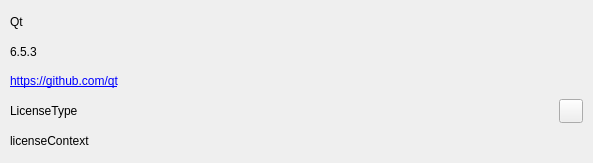
Above: sVanilla/src/ClientUi/Setting/LicenseListWidget.ui from WangPengZhan/sVanilla before the change. Below: the same form after it.
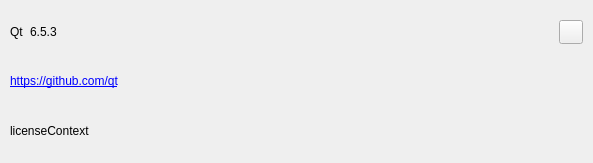
That is the form after the change. Icons and pictures are not drawn.

What changed in the file:
```diff
--- a/sVanilla/src/ClientUi/Setting/LicenseListWidget.ui
+++ b/sVanilla/src/ClientUi/Setting/LicenseListWidget.ui
@@ -30,35 +30,8 @@
     <number>10</number>
    </property>
    <item>
-    <widget class="QLabel" name="labelLib">
-     <property name="text">
-      <string>Qt</string>
-     </property>
-    </widget>
-   </item>
-   <item>
-    <widget class="QLabel" name="labelVersion">
-     <property name="text">
-      <string>6.5.3</string>
-     </property>
-    </widget>
-   </item>
-   <item>
-    <widget class="QLabel" name="labelGithub">
-     <property name="text">
-      <string>&lt;a href=&quot;https://github.com/qt&quot;&gt;https://github.com/qt&lt;/a&gt;</string>
-     </property>
-     <property name="openExternalLinks">
-      <bool>true</bool>
-     </property>
-    </widget>
-   </item>
-   <item>
-    <widget class="QWidget" name="widgetLicense" native="true">
-     <layout class="QHBoxLayout" name="horizontalLayout">
-      <property name="spacing">
-       <number>0</number>
-      </property>
+    <widget class="QWidget" name="widget" native="true">
+     <layout class="QHBoxLayout" name="horizontalLayout_2">
       <property name="leftMargin">
        <number>0</number>
       </property>
@@ -72,9 +45,16 @@
        <number>0</number>
       </property>
       <item>
-       <widget class="QLabel" name="labelLicenseType">
+       <widget class="QLabel" name="labelLib">
         <property name="text">
-         <string>LicenseType</string>
+         <string>Qt</string>
+        </property>
+       </widget>
+      </item>
+      <item>
+       <widget class="QLabel" name="labelVersion">
+        <property name="text">
+         <string>6.5.3</string>
         </property>
        </widget>
       </item>
@@ -85,7 +65,7 @@
         </property>
         <property name="sizeHint" stdset="0">
          <size>
-          <width>258</width>
+          <width>40</width>
           <height>20</height>
          </size>
         </property>
@@ -119,6 +99,18 @@
      </layout>
     </widget>
    </item>
+   <item>
+    <widget class="QLabel" name="labelGithub">
+     <property name="text">
+      <string>
+                            &lt;a
+                            href=&quot;https://github.com/qt&quot;&gt;https://github.com/qt&lt;/a&gt;</string>
+     </property>
+     <property name="openExternalLinks">
+      <bool>true</bool>
+     </property>
+    </widget>
+   </item>
    <item>
     <widget class="QLabel" name="labelLicenseContext">
      <property name="text">
```
Left out of the diff: 7 changed lines with no effect on the pictures.
